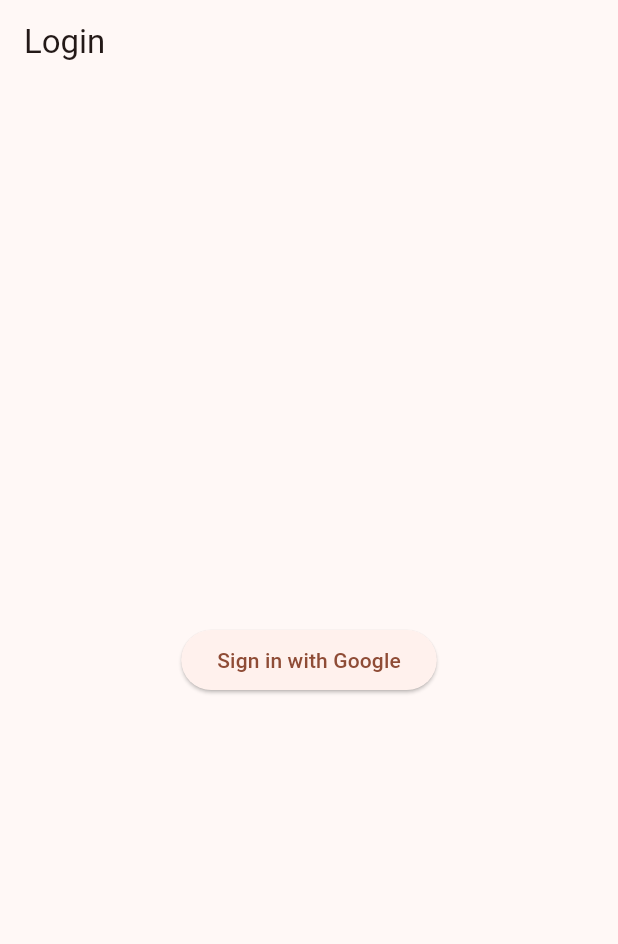
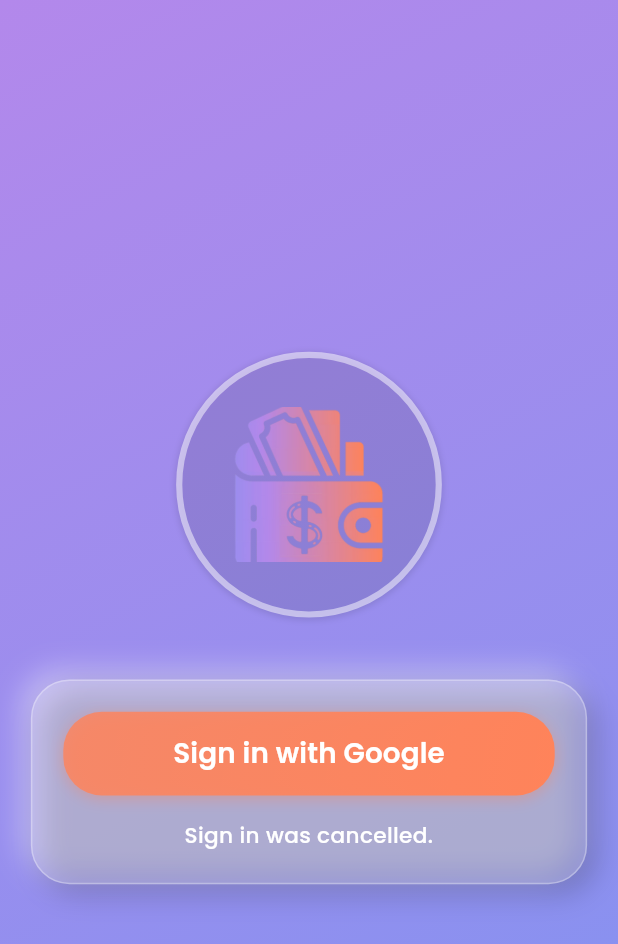
Before and after one commit to KushParmar07/Econowise, a Flutter app: the screen it shows after launch, after a tap on "Sign in with Google", on a phone screen of 412 x 824 dp. Shown: the top 944 px of the screen. Run offline on Flutter 3.47's test engine with Material 3 defaults, Android fonts, the light colour scheme and no system bars; our stand-ins replace cloud_firestore, firebase_auth, firebase_core, flutter_colorpicker, fluttertoast, google_fonts and 3 more; accounts and stored records are empty.

Commit message:
Updated Login UI

```diff
--- a/lib/login_files/login.dart
+++ b/lib/login_files/login.dart
@@ -1,10 +1,12 @@
+import 'dart:ui';
+
 import 'package:econowise/navigation_bar.dart';
 import 'package:econowise/save_data.dart';
 import 'package:firebase_auth/firebase_auth.dart';
 import 'package:firebase_core/firebase_core.dart';
 import 'package:flutter/material.dart';
+import 'package:google_fonts/google_fonts.dart';
 import 'package:google_sign_in/google_sign_in.dart';
-
 import 'package:econowise/firebase_options.dart';
 import 'package:provider/provider.dart';
 
@@ -18,15 +20,28 @@
 class _LoginPageState extends State<LoginPage> {
   final GoogleSignIn _googleSignIn = GoogleSignIn();
   final FirebaseAuth _auth = FirebaseAuth.instance;
+  bool _isLoading = false;
+  String? _errorMessage;
 
   Future<UserCredential?> signInWithGoogle() async {
+    setState(() {
+      _isLoading = true;
+      _errorMessage = null;
+    });
+
     try {
       await Firebase.initializeApp(
         options: DefaultFirebaseOptions.currentPlatform,
       );
 
       final GoogleSignInAccount? googleUser = await _googleSignIn.signIn();
-      if (googleUser == null) return null;
+      if (googleUser == null) {
+        setState(() {
+          _isLoading = false;
+          _errorMessage = "Sign in was cancelled.";
+        });
+        return null;
+      }
 
       final GoogleSignInAuthentication googleAuth =
           await googleUser.authentication;
@@ -37,62 +52,216 @@
 
       return await _auth.signInWithCredential(credential);
     } catch (e) {
-      print("Error signing in with Google: $e");
+      setState(() {
+        _isLoading = false;
+        _errorMessage = "Error signing in with Google: $e";
+      });
       return null;
+    }
+  }
+
+  Future<void> _handleSignIn() async {
+    UserCredential? userCredential = await signInWithGoogle();
+    if (userCredential != null) {
+      try {
+        await context.read<SaveData>().loadData();
+        Future.delayed(const Duration(milliseconds: 300), () {
+          Navigator.of(context).pushReplacement(
+            MaterialPageRoute(
+                builder: (context) => const MenuSelecter(index: 1)),
+          );
+        });
+      } catch (e) {
+        setState(() {
+          _isLoading = false;
+          _errorMessage = "Error loading data: $e";
+        });
+      }
     }
   }
 
   @override
   Widget build(BuildContext context) {
-    return Scaffold(
-      appBar: AppBar(
-        title: const Text('Login'),
+    // Define your colors
+    const color1 = Color.fromARGB(255, 179, 136, 235);
+    const color2 = Color.fromARGB(255, 128, 147, 241);
+    const color3 = Color.fromARGB(255, 255, 131, 90);
+
+    return Scaffold(body: LayoutBuilder(builder: (context, constraints) {
+      // Get screen dimensions
+      final screenWidth = constraints.maxWidth;
+      final screenHeight = constraints.maxHeight;
+
+      return Container(
+        decoration: BoxDecoration(
+          gradient: LinearGradient(
+            begin: Alignment.topLeft,
+            end: Alignment.bottomRight,
+            colors: [color1, color2],
+          ),
+        ),
+        child: SingleChildScrollView(
+          // Make scrollable
+          child: ConstrainedBox(
+            constraints: BoxConstraints(minHeight: screenHeight),
+            child: Center(
+              child: Padding(
+                padding:
+                    EdgeInsets.all(screenWidth * 0.05), // 5% of screen width
+                child: Column(
+                  mainAxisAlignment: MainAxisAlignment.center,
+                  children: [
+                    // Circular Logo with Subtle Border
+                    Container(
+                      decoration: BoxDecoration(
+                        shape: BoxShape.circle,
+                        border: Border.all(
+                          color: Colors.white.withOpacity(0.5),
+                          width: screenWidth * 0.01, // 1% of screen width
+                        ),
+                        boxShadow: [
+                          BoxShadow(
+                            color: Colors.black.withOpacity(0.1),
+                            spreadRadius: 1,
+                            blurRadius: 3,
+                            offset: const Offset(0, 1),
+                          ),
+                        ],
+                      ),
+                      child: ClipOval(
+                        child: Padding(
+                          padding: EdgeInsets.all(
+                              screenWidth * 0.08), // 8% of screen width
+                          child: Image.asset(
+                            'assets/EconowiseLogo.png',
+                            width: screenWidth * 0.25, // 25% of screen width
+                            height: screenWidth *
+                                0.25, // 25% of screen width - keep it square
+                            fit: BoxFit.cover,
+                          ),
+                        ),
+                      ),
+                    ),
+                    SizedBox(
+                        height: screenHeight * 0.05), // 5% of screen height
+
+                    // Neumorphic Container for button and error
+                    Container(
+                      decoration: BoxDecoration(
+                        borderRadius: BorderRadius.circular(
+                            screenWidth * 0.0625), // 6.25% of screen width
+                        color: Colors.white.withOpacity(0.2),
+                        boxShadow: [
+                          BoxShadow(
+                            color: Colors.white.withOpacity(0.4),
+                            offset: const Offset(-6.0, -6.0),
+                            blurRadius: 16.0,
+                          ),
+                          BoxShadow(
+                            color: Colors.black.withOpacity(0.2),
+                            offset: const Offset(6.0, 6.0),
+                            blurRadius: 16.0,
+                          ),
+                        ],
+                        border: Border.all(
+                          color: Colors.white30,
+                          width: 1,
+                        ),
+                      ),
+                      padding: EdgeInsets.all(
+                          screenWidth * 0.05), // 5% of screen width
+                      child: Column(
+                        children: [
+                          _isLoading
+                              ? CircularProgressIndicator(
+                                  valueColor:
+                                      AlwaysStoppedAnimation<Color>(color3),
+                                )
+                              : GoogleSignInButton(
+                                  onPressed: _handleSignIn,
+                                  screenWidth: screenWidth),
+                          SizedBox(
+                              height:
+                                  screenHeight * 0.02), // 2% of screen height
+                          if (_errorMessage != null)
+                            Text(
+                              _errorMessage!,
+                              style: GoogleFonts.poppins(
+                                color: Colors.white,
+                                fontSize:
+                                    screenWidth * 0.035, // 3.5% of screen width
+                                fontWeight: FontWeight.w500,
+                              ),
+                              textAlign: TextAlign.center,
+                            ),
+                        ],
+                      ),
+                    ),
+                  ],
+                ),
+              ),
+            ),
+          ),
+        ),
+      );
+    }));
+  }
+}
+
+// Custom Google Sign-In Button (Cooler Version)
+class GoogleSignInButton extends StatelessWidget {
+  final VoidCallback onPressed;
+  final double screenWidth; // Add screenWidth
+
+  const GoogleSignInButton(
+      {super.key, required this.onPressed, required this.screenWidth});
+
+  @override
+  Widget build(BuildContext context) {
+    const color3 = Color.fromARGB(255, 255, 131, 90);
+
+    return Container(
+      width: double.infinity,
+      decoration: BoxDecoration(
+        borderRadius: BorderRadius.circular(
+            screenWidth * 0.0625), // 6.25% of screen width
+        gradient: LinearGradient(
+          colors: [
+            color3.withOpacity(0.8),
+            color3,
+          ],
+          begin: Alignment.topLeft,
+          end: Alignment.bottomRight,
+        ),
+        boxShadow: [
+          BoxShadow(
+            color: color3.withOpacity(0.4),
+            blurRadius: 8,
+            offset: const Offset(0, 2),
+          ),
+        ],
       ),
-      body: Center(
-        child: FutureBuilder<UserCredential?>(
-          // Use FutureBuilder here
-          future:
-              signInWithGoogle(), // Trigger sign-in when the button is pressed
-          builder: (context, snapshot) {
-            if (snapshot.connectionState == ConnectionState.waiting) {
-              // Show a loading indicator while signing in
-              return const CircularProgressIndicator();
-            } else if (snapshot.hasError) {
-              // Handle sign-in errors
-              return const Text('Error signing in');
-            } else if (snapshot.hasData) {
-              // Sign-in successful, load data and then navigate
-              return FutureBuilder(
-                future: context
-                    .read<SaveData>()
-                    .loadData(), // Load data after sign-in
-                builder: (context, dataSnapshot) {
-                  if (dataSnapshot.connectionState == ConnectionState.waiting) {
-                    // Show a loading indicator while data is being loaded
-                    return const CircularProgressIndicator();
-                  } else if (dataSnapshot.hasError) {
-                    // Handle data loading errors
-                    return const Text('Error loading data');
-                  } else {
-                    // Data is loaded, navigate to the next page
-                    Future.delayed(const Duration(milliseconds: 300), () {
-                      Navigator.of(context).pushReplacement(MaterialPageRoute(
-                          builder: (context) => const MenuSelecter(index: 1)));
-                    });
-                    return Container(); // Placeholder while navigating
-                  }
-                },
-              );
-            } else {
-              // Initial state, show the sign-in button
-              return ElevatedButton(
-                onPressed: () {
-                  setState(() {});
-                },
-                child: const Text('Sign in with Google'),
-              );
-            }
-          },
+      child: ElevatedButton.icon(
+        style: ElevatedButton.styleFrom(
+          backgroundColor: Colors.transparent,
+          foregroundColor: Colors.white,
+          padding: EdgeInsets.symmetric(
+            vertical: screenWidth * 0.035, // 3.5% of screen width
+            horizontal: screenWidth * 0.06, // 6% of screen width
+          ),
+          shape: RoundedRectangleBorder(
+            borderRadius: BorderRadius.circular(
+                screenWidth * 0.0625), // 6.25% of screen width
+          ),
+          elevation: 0,
+        ),
+        onPressed: onPressed,
+        label: Text(
+          'Sign in with Google',
+          style: GoogleFonts.poppins(
+            fontSize: screenWidth * 0.045, // 4.5% of screen width
+            fontWeight: FontWeight.w600,
+          ),
         ),
       ),
     );
--- a/pubspec.yaml
+++ b/pubspec.yaml
@@ -57,6 +57,7 @@
   google_sign_in: ^6.2.1
   cloud_firestore: ^5.4.2
   shimmer: ^3.0.0
+  google_fonts: ^6.2.1
 dev_dependencies:
   flutter_test:
     sdk: flutter
@@ -73,7 +74,8 @@
 
 # The following section is specific to Flutter packages.
 flutter:
-
+  assets:
+    - assets/
   # The following line ensures that the Material Icons font is
   # included with your application, so that you can use the icons in
   # the material Icons class.
```
Also changed, not shown: assets/EconowiseLogo.png (added), pubspec.lock, 1 other file.
